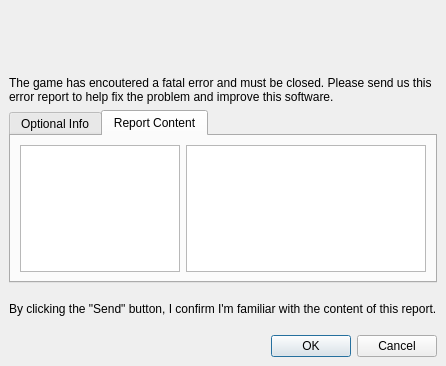
This is tools/crashreporter/ui/errorreportdialog.ui in arx/ArxLibertatis as Qt 5 draws it before an edit. The edited form follows.
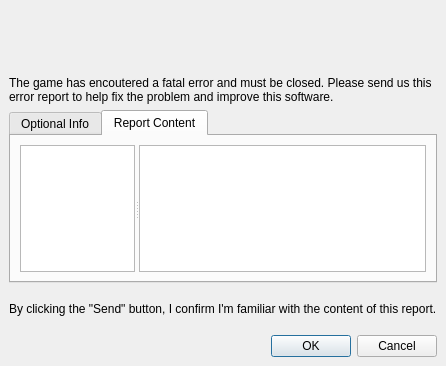
This is the edited form. The open tabs and pages were chosen to show the change. Icons and pictures are not drawn.

Commit message: crash reporter: Seperate the "Report Content" tab widgets with a QSplitter.

Patch:
```diff
--- a/tools/crashreporter/ui/errorreportdialog.ui
+++ b/tools/crashreporter/ui/errorreportdialog.ui
@@ -317,13 +317,28 @@
           </attribute>
           <layout class="QHBoxLayout" name="horizontalLayout" stretch="2,3">
            <item>
-            <widget class="QListView" name="listFiles"/>
-           </item>
-           <item>
+            <widget class="QSplitter" name="splitReportContent">
+             <property name="orientation">
+              <enum>Qt::Horizontal</enum>
+             </property>
+             <widget class="QListView" name="listFiles">
+              <property name="sizePolicy">
+               <sizepolicy hsizetype="Preferred" vsizetype="Expanding">
+                <horstretch>2</horstretch>
+                <verstretch>0</verstretch>
+               </sizepolicy>
+              </property>
+             </widget>
             <widget class="QStackedWidget" name="stackedFileViews">
              <property name="currentIndex">
               <number>0</number>
              </property>
+              <property name="sizePolicy">
+               <sizepolicy hsizetype="Expanding" vsizetype="Expanding">
+                <horstretch>5</horstretch>
+                <verstretch>0</verstretch>
+               </sizepolicy>
+              </property>
              <widget class="QWidget" name="pageText">
               <layout class="QVBoxLayout" name="verticalLayout_7">
                <property name="spacing">
@@ -386,6 +401,7 @@
                 <number>0</number>
                </property>
               </layout>
+              </widget>
              </widget>
             </widget>
            </item>
```
Lines whose indentation alone changed are shown as unchanged.
